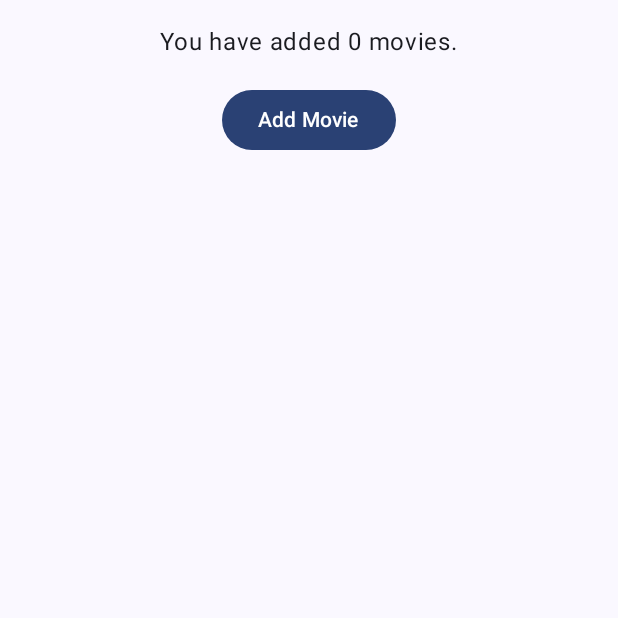
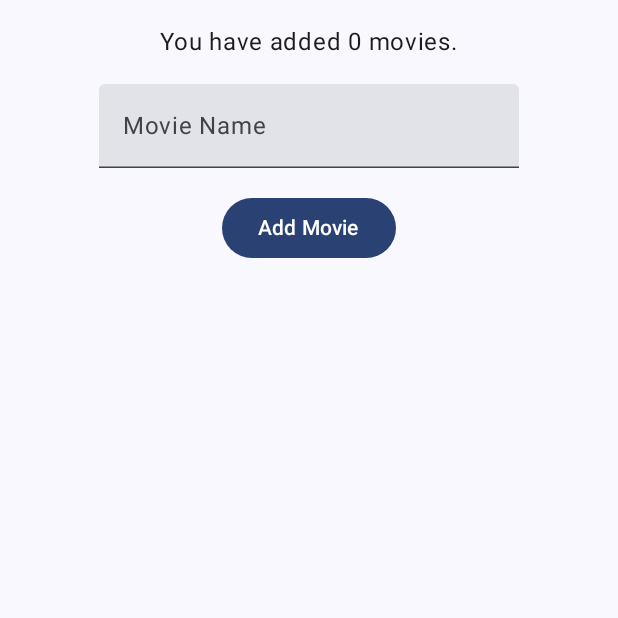
Before and after one commit to DiegoQ345/MovCou, an Android app built with Jetpack Compose: the screen it shows after launch (MainActivity), on a phone screen of 412 x 824 dp, the top half of it. Run offline under Robolectric (Android 15) with nearby library versions, the phone set to English and light mode, and no system bars.

Commit message:
Mejora del contador
Se añade una entrada de texto al contador de peliculas

```diff
--- a/app/src/main/java/com/example/moviecounter/MainActivity.kt
+++ b/app/src/main/java/com/example/moviecounter/MainActivity.kt
@@ -12,6 +12,7 @@ import androidx.compose.material3.Button
 import androidx.compose.material3.MaterialTheme
 import androidx.compose.material3.Surface
 import androidx.compose.material3.Text
+import androidx.compose.material3.TextField
 import androidx.compose.runtime.Composable
 import androidx.compose.runtime.mutableStateOf
 import androidx.compose.runtime.remember
@@ -40,19 +41,32 @@ class MainActivity : ComponentActivity() {
 
 @Composable
 fun MovieCounter(modifier: Modifier = Modifier) {
-    var count by remember {mutableStateOf(0)}
+    var count by remember { mutableStateOf(0) }
+    var movieName by remember { mutableStateOf("") }
+
     Column(
         modifier = modifier.padding(16.dp),
         horizontalAlignment = Alignment.CenterHorizontally
     ) {
         Text(text = "You have added $count movies.")
         Spacer(modifier = Modifier.height(16.dp))
-        Button(onClick = { count++ }) {
+        TextField(
+            value = movieName,
+            onValueChange = { movieName = it },
+            label = { Text("Movie Name") }
+        )
+        Spacer(modifier = Modifier.height(16.dp))
+        Button(onClick = {
+            if (movieName.isNotBlank()) {
+                count++
+                movieName = ""
+            }
+        }) {
             Text("Add Movie")
         }
     }
+}
 
-}
 
 @Preview(showBackground = true)
 @Composable
```
